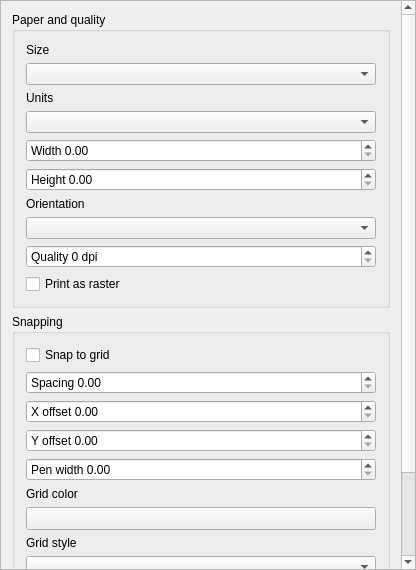
The window that src/ui/qgscompositionwidgetbase.ui (qgis/QGIS) describes before a commit, drawn with Qt 5.
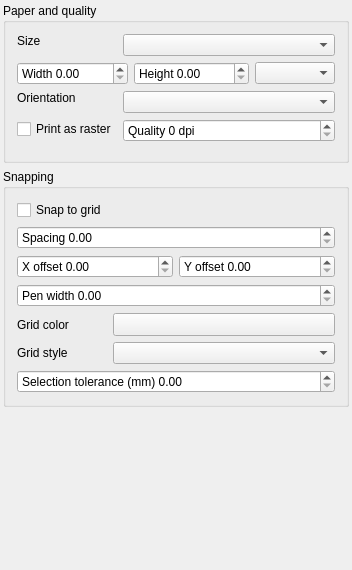
The same window after the commit. Custom widgets are drawn as their Qt base class.

Patch:
```diff
--- a/src/ui/qgscompositionwidgetbase.ui
+++ b/src/ui/qgscompositionwidgetbase.ui
@@ -6,7 +6,7 @@
    <rect>
     <x>0</x>
     <y>0</y>
-    <width>416</width>
+    <width>352</width>
     <height>570</height>
    </rect>
   </property>
@@ -23,8 +23,17 @@
    <property name="margin">
     <number>0</number>
    </property>
+   <property name="spacing">
+    <number>6</number>
+   </property>
    <item row="0" column="0">
     <widget class="QScrollArea" name="scrollArea">
+     <property name="frameShape">
+      <enum>QFrame::NoFrame</enum>
+     </property>
+     <property name="frameShadow">
+      <enum>QFrame::Plain</enum>
+     </property>
      <property name="widgetResizable">
       <bool>true</bool>
      </property>
@@ -33,17 +42,29 @@
        <rect>
         <x>0</x>
         <y>0</y>
-        <width>395</width>
-        <height>579</height>
+        <width>352</width>
+        <height>570</height>
        </rect>
       </property>
       <layout class="QGridLayout" name="gridLayout_3">
+       <property name="margin">
+        <number>3</number>
+       </property>
        <item row="0" column="0">
         <widget class="QGroupBox" name="groupBox">
+         <property name="sizePolicy">
+          <sizepolicy hsizetype="Expanding" vsizetype="Expanding">
+           <horstretch>0</horstretch>
+           <verstretch>0</verstretch>
+          </sizepolicy>
+         </property>
          <property name="title">
           <string>Paper and quality</string>
          </property>
-         <layout class="QGridLayout" name="gridLayout">
+         <layout class="QFormLayout" name="formLayout">
+          <property name="fieldGrowthPolicy">
+           <enum>QFormLayout::AllNonFixedFieldsGrow</enum>
+          </property>
           <item row="0" column="0">
            <widget class="QLabel" name="textLabel3">
             <property name="sizePolicy">
@@ -63,7 +84,7 @@
             </property>
            </widget>
           </item>
-          <item row="1" column="0">
+          <item row="0" column="1">
            <widget class="QComboBox" name="mPaperSizeComboBox">
             <property name="enabled">
              <bool>true</bool>
@@ -76,26 +97,47 @@
             </property>
            </widget>
           </item>
-          <item row="2" column="0">
-           <widget class="QLabel" name="textLabel5">
+          <item row="1" column="0" colspan="2">
+           <layout class="QHBoxLayout" name="horizontalLayout">
+            <item>
+             <widget class="QDoubleSpinBox" name="mPaperWidthDoubleSpinBox">
             <property name="sizePolicy">
-             <sizepolicy hsizetype="Preferred" vsizetype="Fixed">
+               <sizepolicy hsizetype="Preferred" vsizetype="Minimum">
               <horstretch>0</horstretch>
               <verstretch>0</verstretch>
              </sizepolicy>
             </property>
-            <property name="text">
-             <string>Units</string>
-            </property>
-            <property name="wordWrap">
-             <bool>true</bool>
-            </property>
-            <property name="buddy">
-             <cstring>mPaperUnitsComboBox</cstring>
+              <property name="prefix">
+               <string>Width </string>
+              </property>
+              <property name="suffix">
+               <string/>
+              </property>
+              <property name="maximum">
+               <double>99999.000000000000000</double>
             </property>
            </widget>
           </item>
-          <item row="3" column="0">
+            <item>
+             <widget class="QDoubleSpinBox" name="mPaperHeightDoubleSpinBox">
+              <property name="sizePolicy">
+               <sizepolicy hsizetype="Preferred" vsizetype="Minimum">
+                <horstretch>0</horstretch>
+                <verstretch>0</verstretch>
+               </sizepolicy>
+              </property>
+              <property name="prefix">
+               <string>Height </string>
+              </property>
+              <property name="suffix">
+               <string/>
+              </property>
+              <property name="maximum">
+               <double>99999.000000000000000</double>
+              </property>
+             </widget>
+            </item>
+            <item>
            <widget class="QComboBox" name="mPaperUnitsComboBox">
             <property name="enabled">
              <bool>true</bool>
@@ -108,7 +150,9 @@
             </property>
            </widget>
           </item>
-          <item row="6" column="0">
+           </layout>
+          </item>
+          <item row="2" column="0">
            <widget class="QLabel" name="textLabel7">
             <property name="sizePolicy">
              <sizepolicy hsizetype="Preferred" vsizetype="Fixed">
@@ -127,7 +171,7 @@
             </property>
            </widget>
           </item>
-          <item row="7" column="0">
+          <item row="2" column="1">
            <widget class="QComboBox" name="mPaperOrientationComboBox">
             <property name="enabled">
              <bool>true</bool>
@@ -140,15 +184,27 @@
             </property>
            </widget>
           </item>
-          <item row="9" column="0">
+          <item row="3" column="0">
            <widget class="QCheckBox" name="mPrintAsRasterCheckBox">
+            <property name="sizePolicy">
+             <sizepolicy hsizetype="Expanding" vsizetype="Fixed">
+              <horstretch>0</horstretch>
+              <verstretch>0</verstretch>
+             </sizepolicy>
+            </property>
             <property name="text">
              <string>Print as raster</string>
             </property>
            </widget>
           </item>
-          <item row="8" column="0">
+          <item row="3" column="1">
            <widget class="QSpinBox" name="mResolutionSpinBox">
+            <property name="sizePolicy">
+             <sizepolicy hsizetype="Expanding" vsizetype="Fixed">
+              <horstretch>0</horstretch>
+              <verstretch>0</verstretch>
+             </sizepolicy>
+            </property>
             <property name="suffix">
              <string> dpi</string>
             </property>
@@ -160,41 +216,24 @@
             </property>
            </widget>
           </item>
-          <item row="4" column="0">
-           <widget class="QDoubleSpinBox" name="mPaperWidthDoubleSpinBox">
-            <property name="prefix">
-             <string>Width </string>
-            </property>
-            <property name="suffix">
-             <string/>
-            </property>
-            <property name="maximum">
-             <double>99999.000000000000000</double>
-            </property>
-           </widget>
-          </item>
-          <item row="5" column="0">
-           <widget class="QDoubleSpinBox" name="mPaperHeightDoubleSpinBox">
-            <property name="prefix">
-             <string>Height </string>
-            </property>
-            <property name="suffix">
-             <string/>
-            </property>
-            <property name="maximum">
-             <double>99999.000000000000000</double>
-            </property>
-           </widget>
-          </item>
          </layout>
         </widget>
        </item>
        <item row="1" column="0">
         <widget class="QGroupBox" name="mSnapGroupBox">
+         <property name="sizePolicy">
+          <sizepolicy hsizetype="Expanding" vsizetype="Expanding">
+           <horstretch>0</horstretch>
+           <verstretch>0</verstretch>
+          </sizepolicy>
+         </property>
          <property name="title">
           <string>Snapping</string>
          </property>
-         <layout class="QGridLayout" name="gridLayout_2">
+         <layout class="QFormLayout" name="formLayout_2">
+          <property name="fieldGrowthPolicy">
+           <enum>QFormLayout::AllNonFixedFieldsGrow</enum>
+          </property>
           <item row="0" column="0">
            <widget class="QCheckBox" name="mSnapToGridCheckBox">
             <property name="text">
@@ -202,20 +241,9 @@
             </property>
            </widget>
           </item>
-          <item row="1" column="0">
-           <widget class="QDoubleSpinBox" name="mGridResolutionSpinBox">
-            <property name="prefix">
-             <string>Spacing </string>
-            </property>
-            <property name="suffix">
-             <string/>
-            </property>
-            <property name="maximum">
-             <double>9999.000000000000000</double>
-            </property>
-           </widget>
-          </item>
-          <item row="2" column="0">
+          <item row="2" column="0" colspan="2">
+           <layout class="QHBoxLayout" name="horizontalLayout_2">
+            <item>
            <widget class="QDoubleSpinBox" name="mOffsetXSpinBox">
             <property name="prefix">
              <string>X offset </string>
@@ -225,21 +253,16 @@
             </property>
            </widget>
           </item>
-          <item row="3" column="0">
+            <item>
            <widget class="QDoubleSpinBox" name="mOffsetYSpinBox">
             <property name="prefix">
              <string>Y offset </string>
             </property>
            </widget>
           </item>
-          <item row="4" column="0">
-           <widget class="QDoubleSpinBox" name="mPenWidthSpinBox">
-            <property name="prefix">
-             <string>Pen width </string>
-            </property>
-           </widget>
+           </layout>
           </item>
-          <item row="5" column="0">
+          <item row="4" column="0">
            <widget class="QLabel" name="mGridColorLabel">
             <property name="text">
              <string>Grid color</string>
@@ -252,10 +275,10 @@
             </property>
            </widget>
           </item>
-          <item row="6" column="0">
+          <item row="4" column="1">
            <widget class="QgsColorButton" name="mGridColorButton">
             <property name="sizePolicy">
-             <sizepolicy hsizetype="Preferred" vsizetype="Fixed">
+             <sizepolicy hsizetype="Expanding" vsizetype="Fixed">
               <horstretch>0</horstretch>
               <verstretch>0</verstretch>
              </sizepolicy>
@@ -265,7 +288,7 @@
             </property>
            </widget>
           </item>
-          <item row="7" column="0">
+          <item row="5" column="0">
            <widget class="QLabel" name="mGridStyleLabel">
             <property name="text">
              <string>Grid style</string>
@@ -278,16 +301,48 @@
             </property>
            </widget>
           </item>
-          <item row="8" column="0">
+          <item row="5" column="1">
            <widget class="QComboBox" name="mGridStyleComboBox"/>
           </item>
-          <item row="9" column="0">
+          <item row="6" column="0" colspan="2">
            <widget class="QDoubleSpinBox" name="mSelectionToleranceSpinBox">
             <property name="prefix">
              <string>Selection tolerance (mm) </string>
             </property>
            </widget>
           </item>
+          <item row="1" column="0" colspan="2">
+           <widget class="QDoubleSpinBox" name="mGridResolutionSpinBox">
+            <property name="sizePolicy">
+             <sizepolicy hsizetype="Expanding" vsizetype="Fixed">
+              <horstretch>0</horstretch>
+              <verstretch>0</verstretch>
+             </sizepolicy>
+            </property>
+            <property name="prefix">
+             <string>Spacing </string>
+            </property>
+            <property name="suffix">
+             <string/>
+            </property>
+            <property name="maximum">
+             <double>9999.000000000000000</double>
+            </property>
+           </widget>
+          </item>
+          <item row="3" column="0" colspan="2">
+           <widget class="QDoubleSpinBox" name="mPenWidthSpinBox">
+            <property name="sizePolicy">
+             <sizepolicy hsizetype="Expanding" vsizetype="Fixed">
+              <horstretch>0</horstretch>
+              <verstretch>0</verstretch>
+             </sizepolicy>
+            </property>
+            <property name="prefix">
+             <string>Pen width </string>
+            </property>
+           </widget>
+          </item>
          </layout>
         </widget>
        </item>
```
Left out of the diff: 35 changed lines with no effect on the pictures. Lines whose indentation alone changed are shown as unchanged.
